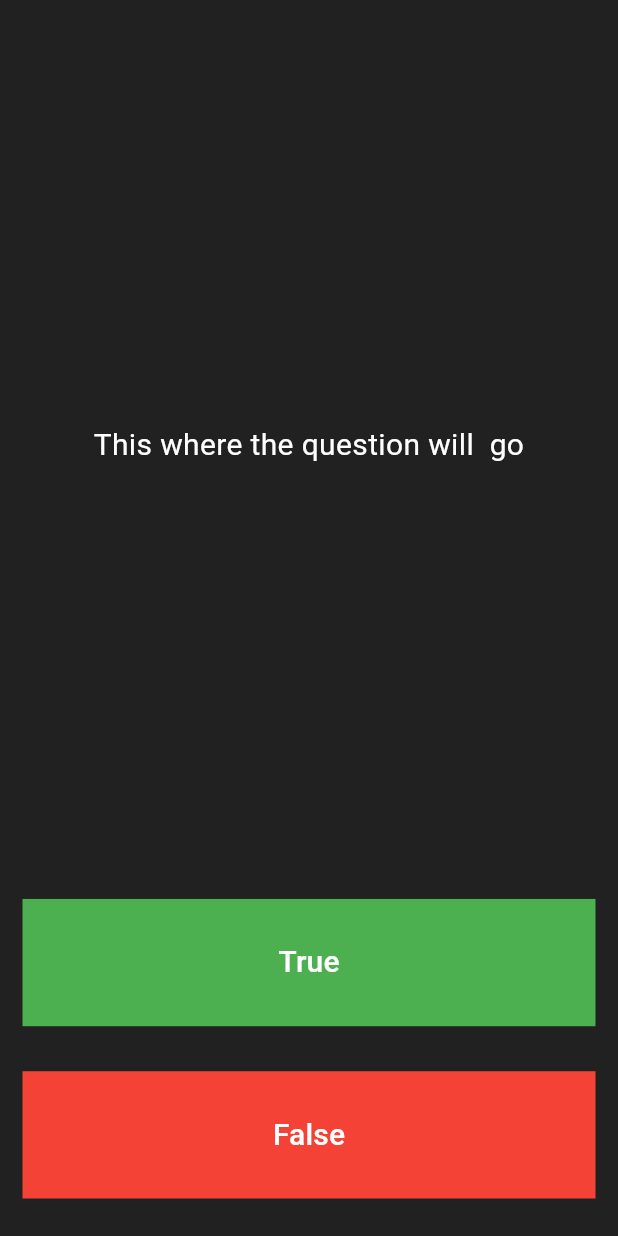
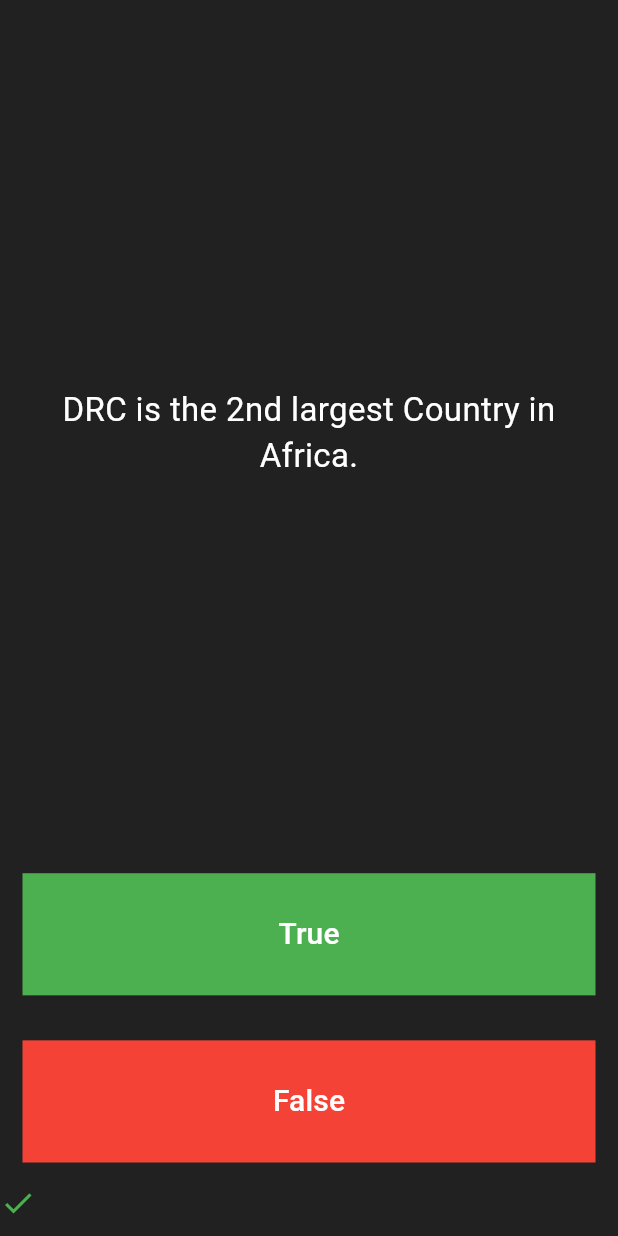
Before and after one commit to BenCodeurr/quiz_app_flutter, a Flutter app: the screen it shows after launch, after a tap on "True", on a phone screen of 412 x 824 dp. Run offline on Flutter 3.47's test engine with Material 3 defaults, Android fonts, the phone set to English and light mode, and no system bars.

Commit message:
list of questions and question check

```diff
--- a/lib/main.dart
+++ b/lib/main.dart
@@ -32,21 +32,33 @@ class QuizPage extends StatefulWidget {
 }
 
 class _QuizPageState extends State<QuizPage> {
+  List<Icon> scoreKeeper = [];
+
+  List<String> questions = [
+    'Felix Antoine Tshisekedi has been elected for the 2nd time as the President of the DRC.',
+    'DRC is the 2nd largest Country in Africa.',
+    'The founder of LinkedIn is Sam Altman.'
+  ];
+
+  List<bool> answers = [true, true, false];
+
+  int questionNumber = 0;
+
   @override
   Widget build(BuildContext context) {
     return Column(
       mainAxisAlignment: MainAxisAlignment.spaceBetween,
       crossAxisAlignment: CrossAxisAlignment.stretch,
       children: [
-        const Expanded(
+        Expanded(
           flex: 5,
           child: Padding(
-            padding: EdgeInsets.all(10.0),
+            padding: const EdgeInsets.all(10.0),
             child: Center(
               child: Text(
-                "This where the question will  go",
+                questions[questionNumber],
                 textAlign: TextAlign.center,
-                style: TextStyle(fontSize: 20.0, color: Colors.white),
+                style: const TextStyle(fontSize: 22.0, color: Colors.white),
               ),
             ),
           ),
@@ -62,7 +74,27 @@ class _QuizPageState extends State<QuizPage> {
                   borderRadius: BorderRadius.circular(0.0),
                 ),
               ),
-              onPressed: () {},
+              onPressed: () {
+                bool correctAnswer = answers[questionNumber];
+                if (correctAnswer == true) {
+                  scoreKeeper.add(
+                    const Icon(
+                      Icons.check,
+                      color: Colors.green,
+                    ),
+                  );
+                } else {
+                  scoreKeeper.add(
+                    const Icon(
+                      Icons.close,
+                      color: Colors.red,
+                    ),
+                  );
+                }
+                setState(() {
+                  questionNumber++;
+                });
+              },
               child: const Text(
                 'True',
                 style: TextStyle(fontSize: 20.0),
@@ -81,7 +113,27 @@ class _QuizPageState extends State<QuizPage> {
                   borderRadius: BorderRadius.circular(0.0),
                 ),
               ),
-              onPressed: () {},
+              onPressed: () {
+                bool correctAnswer = answers[questionNumber];
+                if (correctAnswer == false) {
+                  scoreKeeper.add(
+                    const Icon(
+                      Icons.check,
+                      color: Colors.green,
+                    ),
+                  );
+                } else {
+                  scoreKeeper.add(
+                    const Icon(
+                      Icons.close,
+                      color: Colors.red,
+                    ),
+                  );
+                }
+                setState(() {
+                  questionNumber++;
+                });
+              },
               child: const Text(
                 'False',
                 style: TextStyle(fontSize: 20.0),
@@ -89,6 +141,9 @@ class _QuizPageState extends State<QuizPage> {
             ),
           ),
         ),
+        Row(
+          children: scoreKeeper,
+        ),
       ],
     );
   }
```
